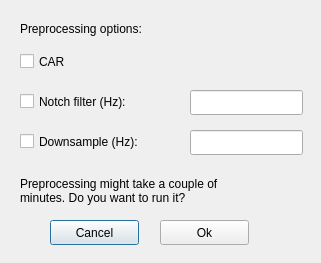
This is ecogvis/ui/preprocessing_gui.ui in catalystneuro/ecogVIS as Qt 5 draws it before an edit. The edited form follows.
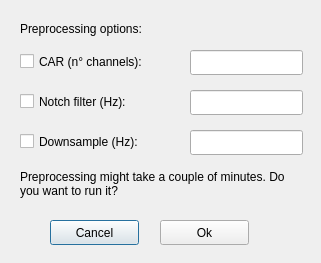
This is the edited form.

Patch:
```diff
--- a/ecogvis/ui/preprocessing_gui.ui
+++ b/ecogvis/ui/preprocessing_gui.ui
@@ -18,12 +18,12 @@
     <rect>
      <x>20</x>
      <y>50</y>
-     <width>92</width>
+     <width>151</width>
      <height>23</height>
     </rect>
    </property>
    <property name="text">
-    <string>CAR</string>
+    <string>CAR (n° channels):</string>
    </property>
   </widget>
   <widget class="QCheckBox" name="checkBox_2">
@@ -39,20 +39,20 @@
     <string>Notch filter (Hz):</string>
    </property>
   </widget>
-  <widget class="QLineEdit" name="lineEdit_1">
-   <property name="geometry">
-    <rect>
-     <x>190</x>
-     <y>90</y>
-     <width>113</width>
-     <height>25</height>
-    </rect>
-   </property>
-  </widget>
   <widget class="QLineEdit" name="lineEdit_2">
    <property name="geometry">
     <rect>
      <x>190</x>
+     <y>90</y>
+     <width>113</width>
+     <height>25</height>
+    </rect>
+   </property>
+  </widget>
+  <widget class="QLineEdit" name="lineEdit_3">
+   <property name="geometry">
+    <rect>
+     <x>190</x>
      <y>130</y>
      <width>113</width>
      <height>25</height>
@@ -103,13 +103,18 @@
     <rect>
      <x>20</x>
      <y>170</y>
-     <width>271</width>
+     <width>281</width>
      <height>41</height>
     </rect>
    </property>
    <property name="text">
-    <string>Preprocessing might take a couple of 
-minutes. Do you want to run it?</string>
+    <string>Preprocessing might take a couple of minutes. Do you want to run it?</string>
+   </property>
+   <property name="alignment">
+    <set>Qt::AlignLeading|Qt::AlignLeft|Qt::AlignTop</set>
+   </property>
+   <property name="wordWrap">
+    <bool>true</bool>
    </property>
   </widget>
   <widget class="QCheckBox" name="checkBox_3">
@@ -125,6 +130,16 @@
     <string>Downsample (Hz):</string>
    </property>
   </widget>
+  <widget class="QLineEdit" name="lineEdit_1">
+   <property name="geometry">
+    <rect>
+     <x>190</x>
+     <y>50</y>
+     <width>113</width>
+     <height>25</height>
+    </rect>
+   </property>
+  </widget>
  </widget>
  <resources/>
  <connections/>
```
